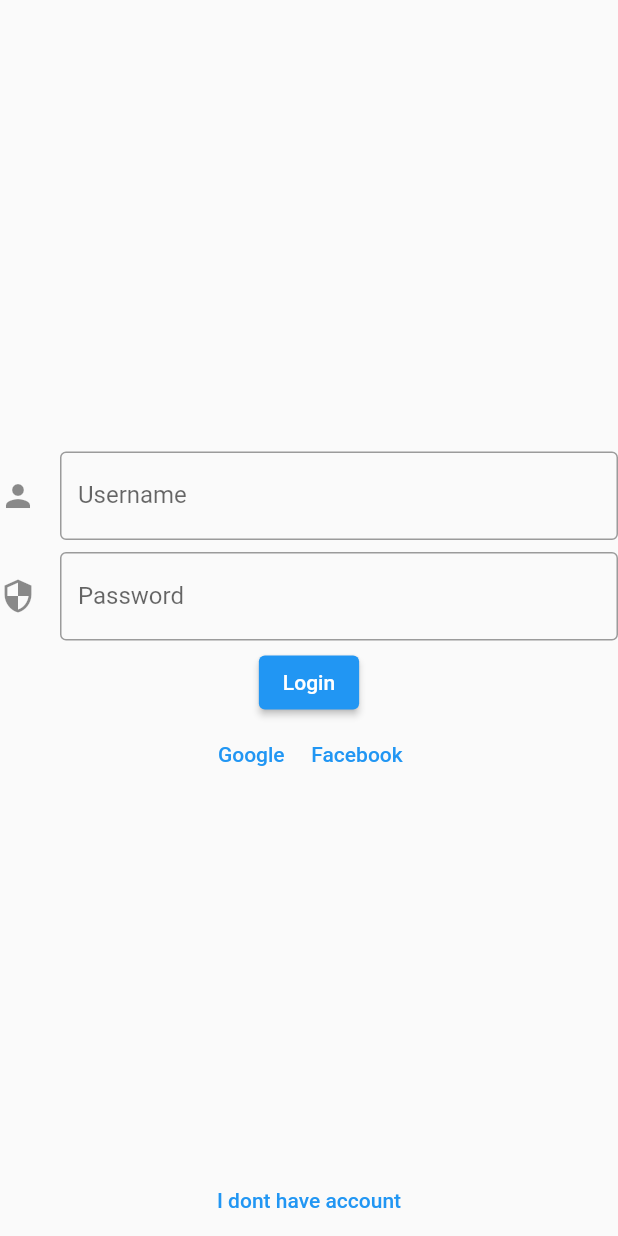
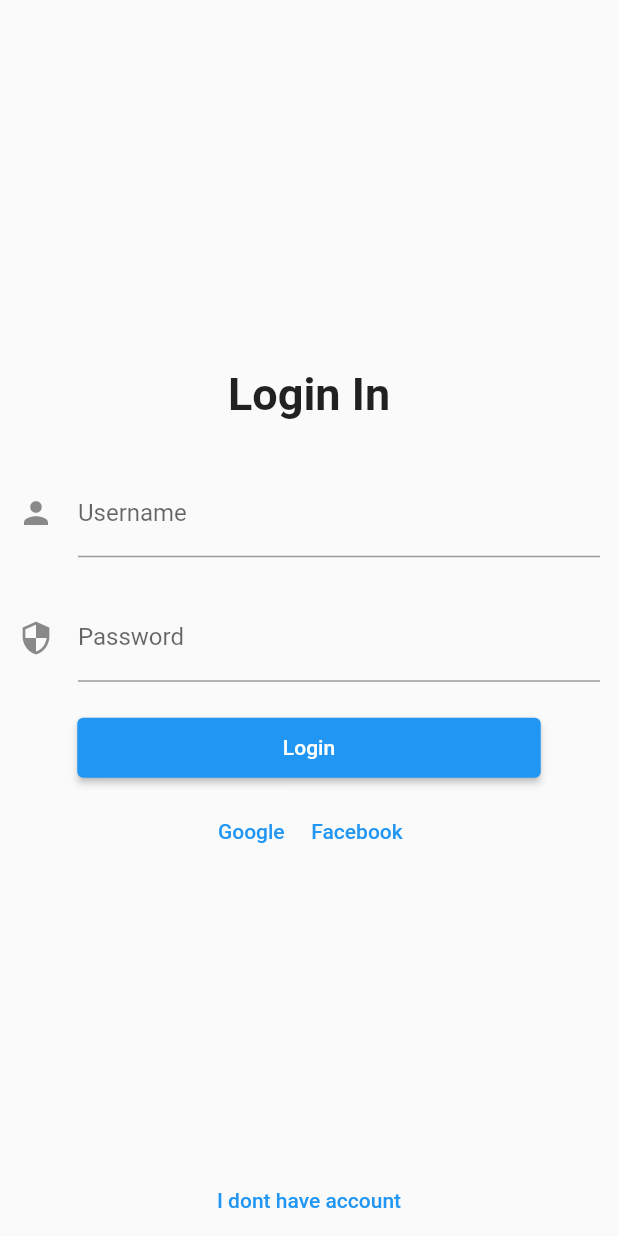
Before and after one commit to AlexRedDev/flutter_cat_app, a Flutter app: the screen it shows after launch, on a phone screen of 412 x 824 dp. Run offline on Flutter 3.47's test engine with Material 2 defaults, Android fonts, the phone set to English and light mode, and no system bars; our stand-ins replace bloc_concurrency, email_validator, equatable, firebase_auth, firebase_core, flutter_bloc and 4 more; missing offline and left inert: flutter_facebook_auth; accounts and stored records are empty.

Commit message:
small fix ui

```diff
--- a/lib/src/auth/login/login_bloc.dart
+++ b/lib/src/auth/login/login_bloc.dart
@@ -11,8 +11,10 @@ class LoginBloc extends Bloc<LoginEvent, LoginState> {
   final AuthRepository authRepository;
   final AppBloc appBloc;
 
-  LoginBloc({required this.authRepository, required this.appBloc})
-      : super(LoginState()) {
+  LoginBloc({
+    required this.authRepository,
+    required this.appBloc,
+  }) : super(const LoginState()) {
     on<EmailChanged>(_onEmailChanged);
     on<PasswordChanged>(_onPasswordChanged);
     on<SignInWithCredentials>(_onSignInWithCredentials);
--- a/lib/src/auth/login/login_screen.dart
+++ b/lib/src/auth/login/login_screen.dart
@@ -53,9 +53,17 @@ class LoginScreen extends StatelessWidget {
         child: Column(
           mainAxisAlignment: MainAxisAlignment.center,
           children: [
+            Text(
+              'Login In',
+              style: TextStyle(
+                fontSize: 30,
+                fontWeight: FontWeight.w600,
+              ),
+            ),
+            const SizedBox(height: 20),
             _usernameTextFormField(),
             _passwordTextFormField(),
-            _loginButton()
+            _loginButton(),
           ],
         ),
       ),
@@ -66,7 +74,7 @@ class LoginScreen extends StatelessWidget {
     return BlocBuilder<LoginBloc, LoginState>(
       builder: (context, state) {
         return Padding(
-          padding: const EdgeInsets.symmetric(vertical: 4),
+          padding: const EdgeInsets.symmetric(vertical: 12, horizontal: 12),
           child: TextFormField(
             validator: (value) => state.isValidEmail ? null : 'Email invalid',
             onChanged: (value) =>
@@ -74,7 +82,6 @@ class LoginScreen extends StatelessWidget {
             decoration: const InputDecoration(
               icon: Icon(Icons.person),
               label: Text('Username'),
-              border: OutlineInputBorder(),
             ),
           ),
         );
@@ -86,7 +93,7 @@ class LoginScreen extends StatelessWidget {
     return BlocBuilder<LoginBloc, LoginState>(
       builder: (context, state) {
         return Padding(
-          padding: const EdgeInsets.symmetric(vertical: 4),
+          padding: const EdgeInsets.symmetric(vertical: 12, horizontal: 12),
           child: TextFormField(
             obscureText: true,
             validator: (_) => state.isValidPassword ? null : 'short password',
@@ -95,7 +102,6 @@ class LoginScreen extends StatelessWidget {
             decoration: const InputDecoration(
               icon: Icon(Icons.security),
               label: Text('Password'),
-              border: OutlineInputBorder(),
             ),
           ),
         );
@@ -112,14 +118,38 @@ class LoginScreen extends StatelessWidget {
             TextButton(
                 onPressed: () =>
                     context.read<LoginBloc>().add(SignInWithGoogle()),
-                child: Text('Google')),
+                child: const Text('Google')),
             TextButton(
                 onPressed: () =>
                     context.read<LoginBloc>().add(SignInWithFacebook()),
-                child: Text('Facebook')),
+                child: const Text('Facebook')),
           ],
         );
       },
+    );
+  }
+
+  Widget _loginButton() {
+    return Container(
+      padding: const EdgeInsets.symmetric(vertical: 12),
+      child: BlocBuilder<LoginBloc, LoginState>(
+        builder: (context, state) {
+          return state.formStatus is FormSubmitting
+              ? const CircularProgressIndicator()
+              : SizedBox(
+                  height: 40,
+                  width: MediaQuery.of(context).size.width * 0.75,
+                  child: ElevatedButton(
+                    onPressed: () {
+                      if (_formKey.currentState!.validate()) {
+                        context.read<LoginBloc>().add(SignInWithCredentials());
+                      }
+                    },
+                    child: Text('Login'),
+                  ),
+                );
+        },
+      ),
     );
   }
 
@@ -129,22 +159,6 @@ class LoginScreen extends StatelessWidget {
         child: Text('I dont have account'));
   }
 
-  Widget _loginButton() {
-    return BlocBuilder<LoginBloc, LoginState>(
-      builder: (context, state) {
-        return state.formStatus is FormSubmitting
-            ? const CircularProgressIndicator()
-            : ElevatedButton(
-                onPressed: () {
-                  if (_formKey.currentState!.validate())
-                    context.read<LoginBloc>().add(SignInWithCredentials());
-                },
-                child: Text('Login'),
-              );
-      },
-    );
-  }
-
   void _showSnackBar(BuildContext context, String message) {
     final snackBar = SnackBar(content: Text(message));
     ScaffoldMessenger.of(context).showSnackBar(snackBar);
--- a/lib/src/auth/login/login_state.dart
+++ b/lib/src/auth/login/login_state.dart
@@ -10,7 +10,7 @@ class LoginState extends Equatable {
   bool get isValidEmail => EmailValidator.validate(email);
   bool get isValidPassword => password.length >= 6;
 
-  LoginState({
+  const LoginState({
     this.email = '',
     this.password = '',
     this.formStatus = const InitialFormStatus(),
--- a/lib/src/auth/sign_up/sign_up_bloc.dart
+++ b/lib/src/auth/sign_up/sign_up_bloc.dart
@@ -14,7 +14,7 @@ class SignUpBloc extends Bloc<SignUpEvent, SignUpState> {
   SignUpBloc({
     required this.authRepository,
     required this.appBloc,
-  }) : super(SignUpState()) {
+  }) : super(const SignUpState()) {
     on<EmailChanged>(_onEmailChanged);
     on<PasswordChanded>(_onPasswordChanged);
     on<SignUpSubmitted>(_onSignUpSubmitted);
--- a/lib/src/auth/submission_status.dart
+++ b/lib/src/auth/submission_status.dart
@@ -1,9 +1,5 @@
-import 'package:equatable/equatable.dart';
-
-abstract class FormSubmissionStatus extends Equatable{
+abstract class FormSubmissionStatus {
   const FormSubmissionStatus();
-  @override
-  List<Object?> get props => [];
 }
 
 class InitialFormStatus extends FormSubmissionStatus {
@@ -17,6 +13,4 @@ class SubmissionSuccess extends FormSubmissionStatus {}
 class SubmissionFailed extends FormSubmissionStatus {
   final String error;
   const SubmissionFailed(this.error);
-  @override
-  List<Object?> get props => [error];
 }
--- a/pubspec.yaml
+++ b/pubspec.yaml
@@ -46,7 +46,6 @@ dependencies:
   bloc_concurrency: ^0.1.0
   hive: ^2.0.4
   hive_flutter: ^1.1.0
-  freezed: ^0.15.0+1
 
 dev_dependencies:
   flutter_test:
@@ -73,8 +72,9 @@ flutter:
   uses-material-design: true
 
   # To add assets to your application, add an assets section, like this:
-  assets:
-    - assets/images/cat_logo.png
+  # assets:
+    # - assets/images/cat_logo.jpeg
+
   #   - images/a_dot_ham.jpeg
 
   # An image asset can refer to one or more resolution-specific "variants", see
```
Also changed, not shown: lib/src/auth/sign_up/sign_up_screen.dart (+34 -6 lines), assets/images/cat_logo.png (deleted), pubspec.lock.
